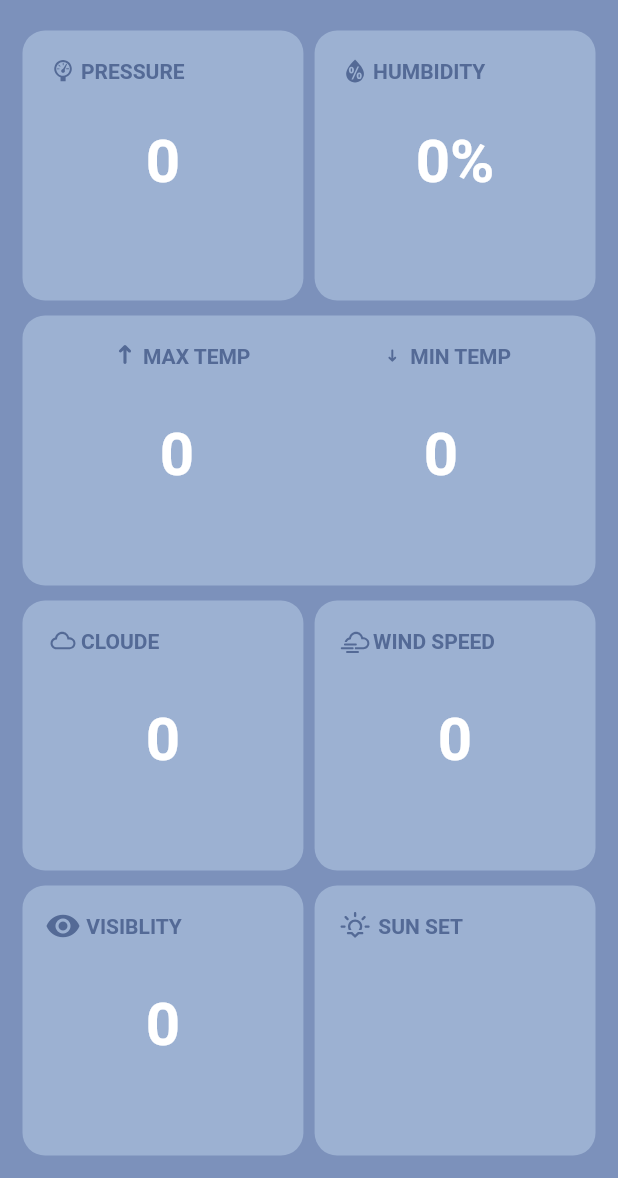
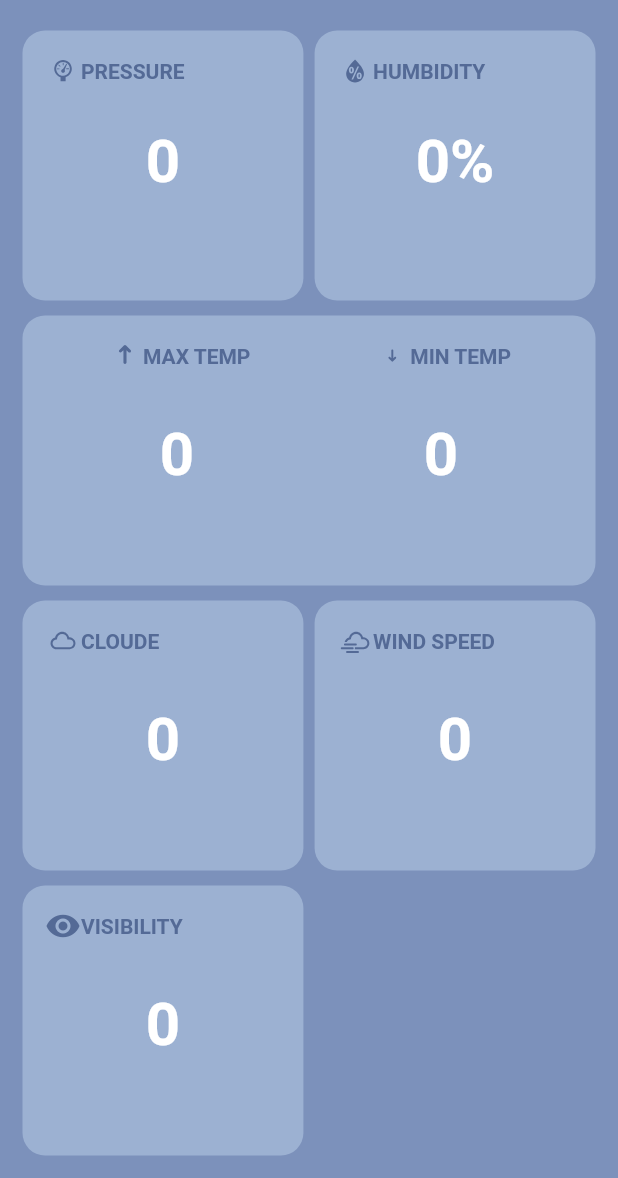
Before and after one commit to dhruvin2004/WeatherApp, a Flutter app: the screen it shows after launch, scrolled down 312 dp, on a phone screen of 412 x 824 dp, the part 58-1236 px from its top. Run offline on Flutter 3.47's test engine with Material 2 defaults, Android fonts, the phone set to English and light mode, and no system bars; our stand-ins replace google_fonts, shared_preferences, weather_icons; network calls fail.

Commit message:
28/1/2023 11:15 PM

```diff
--- a/lib/global.dart
+++ b/lib/global.dart
@@ -3,7 +3,7 @@
 import 'dart:convert';
 import 'package:flutter/cupertino.dart';
 import 'package:http/http.dart';
-import 'modal/weather_modal_class.dart';
+
 
 class Global {
   static TextEditingController cityController = TextEditingController();
--- a/lib/main.dart
+++ b/lib/main.dart
@@ -9,7 +9,7 @@ import 'package:shared_preferences/shared_preferences.dart';
 import 'package:weather_icons/weather_icons.dart';
 
 import 'global.dart';
-import 'modal/weather_modal_class.dart';
+
 
 void main() {
   runApp(
@@ -17,14 +17,14 @@ void main() {
       debugShowCheckedModeBanner: false,
       theme: ThemeData(
         backgroundColor: Colors.white,
-        appBarTheme: AppBarTheme(
+        appBarTheme: const AppBarTheme(
           backgroundColor: Color(0xff7C91BB),
           elevation: 0,
           titleTextStyle: TextStyle(
               color: Colors.white, fontWeight: FontWeight.bold, fontSize: 18),
         ),
       ),
-      home: MyApp(),
+      home: const MyApp(),
     ),
   );
 }
@@ -116,39 +116,39 @@ class _MyAppState extends State<MyApp> {
 
     return Scaffold(
       appBar: AppBar(
-        title: Text("Weather App"),
+        title: const Text("Weather App"),
       ),
-      backgroundColor: Color(0xff7C91BB),
+      backgroundColor: const Color(0xff7C91BB),
       body: RefreshIndicator(
         onRefresh: () async{
           await getCityWeather(cityname);
         },
         child: ListView(
-          padding: EdgeInsets.all(15),
+          padding: const EdgeInsets.all(15),
           children: [
             Container(
               height: 35,
               width: w,
-              padding: EdgeInsets.only(left: 10, right: 10),
+              padding: const EdgeInsets.only(left: 10, right: 10),
               decoration: BoxDecoration(
                 color: Colors.white,
                 borderRadius: BorderRadius.circular(10),
               ),
               child: Row(
                 children: [
-                  Icon(
+                  const Icon(
                     Icons.search,
                     color: Colors.grey,
                   ),
                   Container(
                     height: 35,
                     width: w - 80,
-                    margin: EdgeInsets.only(
+                    margin: const EdgeInsets.only(
                       left: 5,
                     ),
                     child: TextFormField(
                       controller: Global.cityController,
-                      decoration: InputDecoration(
+                      decoration: const InputDecoration(
                           border: InputBorder.none,
                           hintText: "Search",
                           hintStyle: TextStyle(color: Colors.grey)),
@@ -171,14 +171,14 @@ class _MyAppState extends State<MyApp> {
               children: [
                 Text(
                   cityname,
-                  style: TextStyle(
+                  style: const TextStyle(
                       fontWeight: FontWeight.bold,
                       color: Colors.white,
                       fontSize: 30),
                 ),
-                Spacer(),
+                const Spacer(),
                 Text("${dateTime.hour} : ${dateTime.minute} PM",
-                  style: TextStyle(
+                  style: const TextStyle(
                       fontWeight: FontWeight.bold,
                       color: Color(0xff546A96),
                       fontSize: 20),
@@ -194,7 +194,7 @@ class _MyAppState extends State<MyApp> {
               alignment: Alignment.center,
               decoration: BoxDecoration(
                 borderRadius: BorderRadius.circular(15),
-                image: DecorationImage(
+                image: const DecorationImage(
                     image: NetworkImage(
                       "https://i.pinimg.com/originals/a7/f0/d4/a7f0d449cf9d1e9a47a64306e50fac32.png",
                     ),
@@ -202,18 +202,18 @@ class _MyAppState extends State<MyApp> {
               ),
               child: Column(
                 children: [
-                  SizedBox(
+                  const SizedBox(
                     height: 15,
                   ),
                   Row(
                     mainAxisAlignment: MainAxisAlignment.center,
                     children: [
                       Text("${temp.toInt()}",
-                          style: TextStyle(
+                          style: const TextStyle(
                               fontWeight: FontWeight.bold,
                               color: Colors.white,
                               fontSize: 45)),
-                      Text(
+                      const Text(
                         " ºC",
                         style: TextStyle(
                             fontWeight: FontWeight.bold,
@@ -222,23 +222,23 @@ class _MyAppState extends State<MyApp> {
                       ),
                     ],
                   ),
-                  SizedBox(
+                  const SizedBox(
                     height: 5,
                   ),
                   Row(
                     mainAxisAlignment: MainAxisAlignment.spaceEvenly,
                     children: [
                       Text("LON : ${lon.toDouble()}",
-                          style: TextStyle(
+                          style: const TextStyle(
                               fontWeight: FontWeight.w500,
                               color: Color(0xff546A96),
                               fontSize: 15)),
-                      SizedBox(
+                      const SizedBox(
                         width: 15,
                       ),
                       Text(
                         "LAN : ${lat}",
-                        style: TextStyle(
+                        style: const TextStyle(
                             fontWeight: FontWeight.w500,
                             color: Color(0xff546A96),
                             fontSize: 15),
@@ -248,7 +248,7 @@ class _MyAppState extends State<MyApp> {
                 ],
               ),
             ),
-            SizedBox(
+            const SizedBox(
               height: 10,
             ),
             Row(
@@ -256,10 +256,10 @@ class _MyAppState extends State<MyApp> {
                 Container(
                   height: 180,
                   width: w / 2.2,
-                  padding: EdgeInsets.all(15),
+                  padding: const EdgeInsets.all(15),
                   alignment: Alignment.center,
                   decoration: BoxDecoration(
-                    color: Color(0xff9CB1D2),
+                    color: const Color(0xff9CB1D2),
                     borderRadius: BorderRadius.circular(15),
                   ),
                   child: Column(
@@ -267,7 +267,7 @@ class _MyAppState extends State<MyApp> {
                       Align(
                         alignment: Alignment.topLeft,
                         child: Row(
-                          children: [
+                          children: const [
                             BoxedIcon(
                               WeatherIcons.barometer,
                               color: Color(0xff546A96),
@@ -281,12 +281,12 @@ class _MyAppState extends State<MyApp> {
                           ],
                         ),
                       ),
-                      SizedBox(
+                      const SizedBox(
                         height: 25,
                       ),
                       Text(
                         "${press}",
-                        style: TextStyle(
+                        style: const TextStyle(
                             fontWeight: FontWeight.bold,
                             color: Colors.white,
                             fontSize: 40),
@@ -294,14 +294,14 @@ class _MyAppState extends State<MyApp> {
                     ],
                   ),
                 ),
-                Spacer(),
+                const Spacer(),
                 Container(
                   height: 180,
                   width: w / 2.2,
-                  padding: EdgeInsets.all(15),
+                  padding: const EdgeInsets.all(15),
                   alignment: Alignment.center,
                   decoration: BoxDecoration(
-                    color: Color(0xff9CB1D2),
+                    color: const Color(0xff9CB1D2),
                     borderRadius: BorderRadius.circular(15),
                   ),
                   child: Column(
@@ -309,7 +309,7 @@ class _MyAppState extends State<MyApp> {
                       Align(
                         alignment: Alignment.topLeft,
                         child: Row(
-                          children: [
+                          children: const [
                              BoxedIcon(
                               WeatherIcons.humidity,
                               color: Color(0xff546A96),
@@ -323,12 +323,12 @@ class _MyAppState extends State<MyApp> {
                           ],
                         ),
                       ),
-                      SizedBox(
+                      const SizedBox(
                         height: 25,
                       ),
                       Text(
                         "${hum}%",
-                        style: TextStyle(
+                        style: const TextStyle(
                             fontWeight: FontWeight.bold,
                             color: Colors.white,
                             fontSize: 40),
@@ -338,16 +338,16 @@ class _MyAppState extends State<MyApp> {
                 ),
               ],
             ),
-            SizedBox(
+            const SizedBox(
               height: 10,
             ),
             Container(
               height: 180,
               width: w / 2.2,
-              padding: EdgeInsets.all(15),
+              padding: const EdgeInsets.all(15),
               alignment: Alignment.center,
               decoration: BoxDecoration(
-                color: Color(0xff9CB1D2),
+                color: const Color(0xff9CB1D2),
                 borderRadius: BorderRadius.circular(15),
               ),
               child: Column(
@@ -356,11 +356,12 @@ class _MyAppState extends State<MyApp> {
                     mainAxisAlignment: MainAxisAlignment.spaceAround,
                     children: [
                       Row(
-                        children: [
+                        children: const [
                            BoxedIcon(
                             WeatherIcons.direction_up,
                             color: Color(0xff546A96),
                           ),
+
                            Text(
                             "MAX TEMP",
                             style: TextStyle(
@@ -370,7 +371,7 @@ class _MyAppState extends State<MyApp> {
                         ],
                       ),
                       Row(
-                        children: [
+                        children: const [
                            BoxedIcon(
                             WeatherIcons.direction_down,
                             color: Color(0xff546A96),
@@ -385,7 +386,7 @@ class _MyAppState extends State<MyApp> {
                       ),
                     ],
                   ),
-                  SizedBox(
+                  const SizedBox(
                     height: 30,
                   ),
                   Row(
@@ -393,14 +394,14 @@ class _MyAppState extends State<MyApp> {
                     children: [
                       Text(
                         "${tempMax.toInt()}",
-                        style: TextStyle(
+                        style: const TextStyle(
                             fontWeight: FontWeight.bold,
                             color: Colors.white,
                             fontSize: 40),
                       ),
                       Text(
                         "${tempMin.toInt()}",
-                        style: TextStyle(
+                        style: const TextStyle(
                             fontWeight: FontWeight.bold,
                             color: Colors.white,
                             fontSize: 40),
@@ -410,7 +411,7 @@ class _MyAppState extends State<MyApp> {
                 ],
               ),
             ),
-            SizedBox(
+            const SizedBox(
               height: 10,
             ),
             Row(
@@ -418,10 +419,10 @@ class _MyAppState extends State<MyApp> {
                 Container(
                   height: 180,
                   width: w / 2.2,
-                  padding: EdgeInsets.all(15),
+                  padding: const EdgeInsets.all(15),
                   alignment: Alignment.center,
                   decoration: BoxDecoration(
-                    color: Color(0xff9CB1D2),
+                    color: const Color(0xff9CB1D2),
                     borderRadius: BorderRadius.circular(15),
                   ),
                   child: Column(
@@ -429,7 +430,7 @@ class _MyAppState extends State<MyApp> {
                       Align(
                         alignment: Alignment.topLeft,
                         child: Row(
-                          children: [
+                          children: const[
                              BoxedIcon(
                               WeatherIcons.cloud,
                               color: Color(0xff546A96),
@@ -443,12 +444,12 @@ class _MyAppState extends State<MyApp> {
                           ],
                         ),
                       ),
-                      SizedBox(
+                      const SizedBox(
                         height: 30,
                       ),
                       Text(
                         "${cover}",
-                        style: TextStyle(
+                        style: const TextStyle(
                             fontWeight: FontWeight.bold,
                             color: Colors.white,
                             fontSize: 40),
@@ -456,14 +457,14 @@ class _MyAppState extends State<MyApp> {
                     ],
                   ),
                 ),
-                Spacer(),
+                const Spacer(),
                 Container(
                   height: 180,
                   width: w / 2.2,
-                  padding: EdgeInsets.all(15),
+                  padding: const EdgeInsets.all(15),
                   alignment: Alignment.center,
                   decoration: BoxDecoration(
-                    color: Color(0xff9CB1D2),
+                    color: const Color(0xff9CB1D2),
                     borderRadius: BorderRadius.circular(15),
                   ),
                   child: Column(
@@ -471,7 +472,7 @@ class _MyAppState extends State<MyApp> {
                       Align(
                         alignment: Alignment.topLeft,
                         child: Row(
-                          children: [
+                          children: const[
                              BoxedIcon(
                               WeatherIcons.cloudy_windy,
                               color: Color(0xff546A96),
@@ -485,12 +486,12 @@ class _MyAppState extends State<MyApp> {
                           ],
                         ),
                       ),
-                      SizedBox(
+                      const SizedBox(
                         height: 30,
                       ),
                       Text(
                         "${speed}",
-                        style: TextStyle(
+                        style: const TextStyle(
                             fontWeight: FontWeight.bold,
                             color: Colors.white,
                             fontSize: 40),
@@ -500,7 +501,7 @@ class _MyAppState extends State<MyApp> {
                 ),
               ],
             ),
-            SizedBox(
+            const SizedBox(
               height: 10,
             ),
             Row(
@@ -508,10 +509,10 @@ class _MyAppState extends State<MyApp> {
                 Container(
                   height: 180,
                   width: w / 2.2,
-                  padding: EdgeInsets.all(15),
+                  padding: const EdgeInsets.all(15),
                   alignment: Alignment.center,
                   decoration: BoxDecoration(
-                    color: Color(0xff9CB1D2),
+                    color: const Color(0xff9CB1D2),
                     borderRadius: BorderRadius.circular(15),
                   ),
                   child: Column(
@@ -519,13 +520,13 @@ class _MyAppState extends State<MyApp> {
                       Align(
                         alignment: Alignment.topLeft,
                         child: Row(
-                          children: [
+                          children: const [
                              Icon(
                               Icons.remove_red_eye,
                               color: Color(0xff546A96),
                             ),
                              Text(
-                              " VISIBLITY",
+                              "VISIBILITY",
                               style: TextStyle(
                                   color: Color(0xff546A96),
                                   fontWeight: FontWeight.bold),
@@ -533,54 +534,12 @@ class _MyAppState extends State<MyApp> {
                           ],
                         ),
                       ),
-                      SizedBox(
+                      const SizedBox(
                         height: 30,
                       ),
                       Text(
                         "${visibility}",
-                        style: TextStyle(
-                            fontWeight: FontWeight.bold,
-                            color: Colors.white,
-                            fontSize: 40),
-                      ),
-                    ],
-                  ),
-                ),
-                Spacer(),
-                Container(
-                  height: 180,
-                  width: w / 2.2,
-                  padding: EdgeInsets.all(15),
-                  alignment: Alignment.center,
-                  decoration: BoxDecoration(
-                    color: Color(0xff9CB1D2),
-                    borderRadius: BorderRadius.circular(15),
-                  ),
-                  child: Column(
-                    children: [
-                      Align(
-                        alignment: Alignment.topLeft,
-                        child: Row(
-                          children: [
-                            BoxedIcon(
-                              WeatherIcons.sunset,
-                              color: Color(0xff546A96),
-                            ),
-                            Text(
-                              " SUN SET",
-                              style: TextStyle(
-                                  color: Color(0xff546A96),
-                                  fontWeight: FontWeight.bold),
-                            ),
-                          ],
-                        ),
-                      ),
-                      SizedBox(
-                        height: 30,
-                      ),
-                      Text(
-                        "",
-                        style: TextStyle(
+                        style: const TextStyle(
                             fontWeight: FontWeight.bold,
                             color: Colors.white,
                             fontSize: 40),
```
Also changed, not shown: lib/modal/weather_modal_class.dart (deleted, +0 -223 lines). Lines whose indentation alone changed are shown as unchanged.
